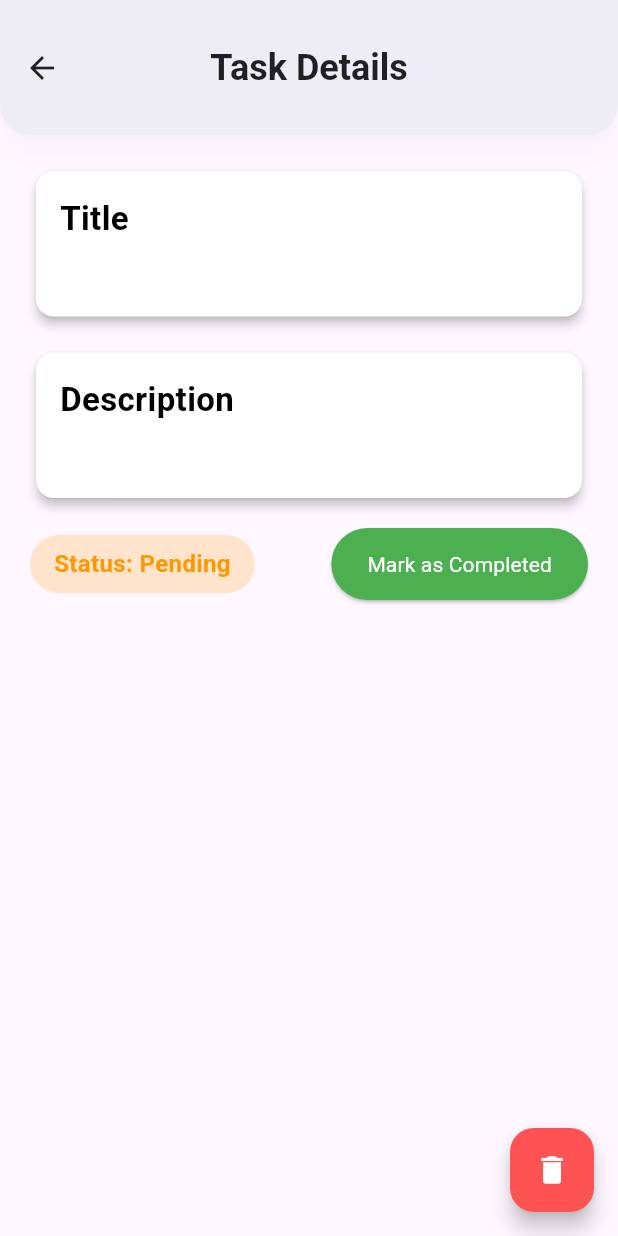
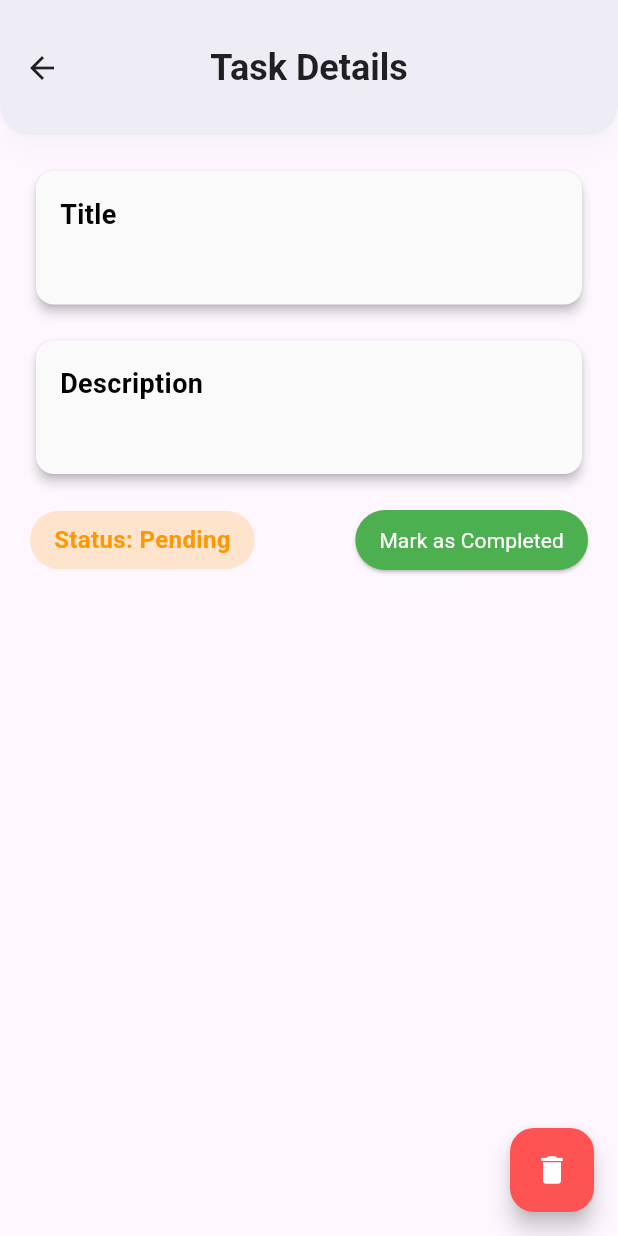
Before and after one commit to parthamallick49/task_manager_app, a Flutter app: the TaskDetailScreen screen opened directly with empty values, on a phone screen of 412 x 824 dp. Run offline on Flutter 3.47's test engine with Material 3 defaults, Android fonts, the phone set to English and light mode, and no system bars; our stand-ins replace lottie, shared_preferences; accounts and stored records are empty; network calls fail.

Commit message:
Ui update of add and view tasks, log out chace issue solved

```diff
--- a/frontend/task_manager_app/lib/screens/task_detail_screen.dart
+++ b/frontend/task_manager_app/lib/screens/task_detail_screen.dart
@@ -64,7 +64,7 @@ class _TaskDetailScreenState extends State<TaskDetailScreen> {
               shape: RoundedRectangleBorder(
                 borderRadius: BorderRadius.circular(12),
               ),
-              color: Colors.white,
+              color: Colors.grey[50],
               child: Padding(
                 padding: const EdgeInsets.all(16.0),
                 child: Column(
@@ -73,7 +73,7 @@ class _TaskDetailScreenState extends State<TaskDetailScreen> {
                     Text(
                       'Title',
                       style: TextStyle(
-                        fontSize: 22,
+                        fontSize: 18,
                         fontWeight: FontWeight.bold,
                         color: Colors.black,
                       ),
@@ -82,7 +82,7 @@ class _TaskDetailScreenState extends State<TaskDetailScreen> {
                     Text(
                       widget.task.title,
                       style: TextStyle(
-                        fontSize: 18,
+                        fontSize: 16,
                         color: Colors.black.withOpacity(0.8),
                       ),
                     ),
@@ -98,7 +98,7 @@ class _TaskDetailScreenState extends State<TaskDetailScreen> {
               shape: RoundedRectangleBorder(
                 borderRadius: BorderRadius.circular(12),
               ),
-              color: Colors.white,
+              color: Colors.grey[50],
               child: Padding(
                 padding: const EdgeInsets.all(16.0),
                 child: Column(
@@ -107,7 +107,7 @@ class _TaskDetailScreenState extends State<TaskDetailScreen> {
                     Text(
                       'Description',
                       style: TextStyle(
-                        fontSize: 22,
+                        fontSize: 18,
                         fontWeight: FontWeight.bold,
                         color: Colors.black,
                       ),
@@ -116,7 +116,7 @@ class _TaskDetailScreenState extends State<TaskDetailScreen> {
                     Text(
                       widget.task.description,
                       style: TextStyle(
-                        fontSize: 18,
+                        fontSize: 16,
                         color: Colors.black.withOpacity(0.8),
                       ),
                     ),
@@ -179,12 +179,15 @@ class _TaskDetailScreenState extends State<TaskDetailScreen> {
                     shape: RoundedRectangleBorder(
                       borderRadius: BorderRadius.circular(30),
                     ),
-                    padding: const EdgeInsets.symmetric(vertical: 14, horizontal: 24),
+                    padding: const EdgeInsets.symmetric(vertical: 8, horizontal: 16),
                   ),
                   child: _isUpdating
-                      ? const CircularProgressIndicator(
-                    valueColor: AlwaysStoppedAnimation<Color>(Colors.white),
-                  )
+                      ? const SizedBox(
+                    height: 20.0,
+                    width: 20.0,
+                    child: CircularProgressIndicator(
+                      valueColor: AlwaysStoppedAnimation<Color>(Colors.white),
+                  ),)
                       : Text(
                     widget.task.isCompleted ? 'Mark as Pending' : 'Mark as Completed',
                     style: const TextStyle(color: Colors.white),
--- a/frontend/task_manager_app/lib/widgets/custom_drawer.dart
+++ b/frontend/task_manager_app/lib/widgets/custom_drawer.dart
@@ -33,7 +33,8 @@ class CustomDrawer extends StatelessWidget {
             title: Text('Logout'),
             onTap: () async {
               final prefs = await SharedPreferences.getInstance();
-              await prefs.remove('auth_token');
+              //await prefs.remove('auth_token');
+              await prefs.clear();
               userProvider.clearUser();
               Navigator.pushReplacementNamed(context, '/login');
             },
```
Also changed, not shown: frontend/task_manager_app/lib/screens/add_task_screen.dart (+9 -9 lines).
